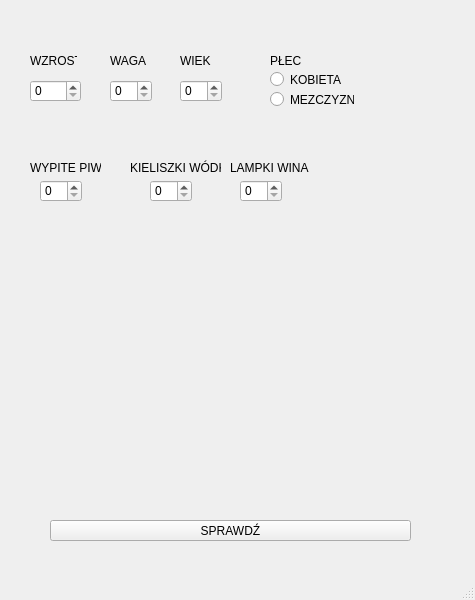
Qt form mainwindow.ui (KolesKolesinski/261999) before a commit.
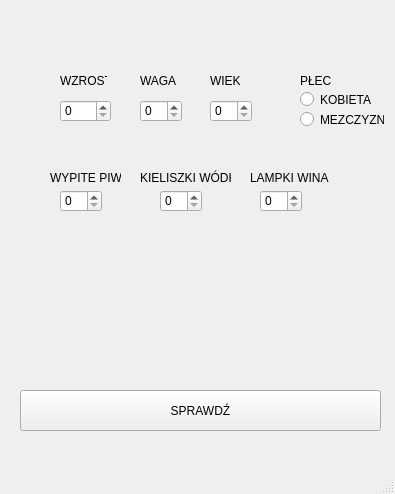
The same form after that commit.

What changed in the file:
```diff
--- a/mainwindow.ui
+++ b/mainwindow.ui
@@ -6,8 +6,8 @@
    <rect>
     <x>0</x>
     <y>0</y>
-    <width>475</width>
-    <height>600</height>
+    <width>395</width>
+    <height>494</height>
    </rect>
   </property>
   <property name="windowTitle">
@@ -17,8 +17,8 @@
    <widget class="QLabel" name="label">
     <property name="geometry">
      <rect>
-      <x>30</x>
-      <y>50</y>
+      <x>60</x>
+      <y>70</y>
       <width>47</width>
       <height>21</height>
      </rect>
@@ -30,8 +30,8 @@
    <widget class="QLabel" name="label_2">
     <property name="geometry">
      <rect>
-      <x>110</x>
-      <y>50</y>
+      <x>140</x>
+      <y>70</y>
       <width>47</width>
       <height>21</height>
      </rect>
@@ -43,8 +43,8 @@
    <widget class="QLabel" name="label_3">
     <property name="geometry">
      <rect>
-      <x>180</x>
-      <y>50</y>
+      <x>210</x>
+      <y>70</y>
       <width>47</width>
       <height>21</height>
      </rect>
@@ -56,8 +56,8 @@
    <widget class="QRadioButton" name="MEZCZNYZNA_PRZYCISK">
     <property name="geometry">
      <rect>
-      <x>270</x>
-      <y>90</y>
+      <x>300</x>
+      <y>110</y>
       <width>84</width>
       <height>19</height>
      </rect>
@@ -69,8 +69,8 @@
    <widget class="QRadioButton" name="KOBIETA_PRZYCISK">
     <property name="geometry">
      <rect>
-      <x>270</x>
-      <y>70</y>
+      <x>300</x>
+      <y>90</y>
       <width>84</width>
       <height>19</height>
      </rect>
@@ -82,8 +82,8 @@
    <widget class="QLabel" name="label_4">
     <property name="geometry">
      <rect>
-      <x>270</x>
-      <y>50</y>
+      <x>300</x>
+      <y>70</y>
       <width>47</width>
       <height>21</height>
      </rect>
@@ -95,10 +95,10 @@
    <widget class="QPushButton" name="SPRAWDZ">
     <property name="geometry">
      <rect>
-      <x>50</x>
-      <y>520</y>
+      <x>20</x>
+      <y>390</y>
       <width>361</width>
-      <height>21</height>
+      <height>41</height>
      </rect>
     </property>
     <property name="text">
@@ -108,8 +108,8 @@
    <widget class="QSpinBox" name="WZROST">
     <property name="geometry">
      <rect>
-      <x>30</x>
-      <y>80</y>
+      <x>60</x>
+      <y>100</y>
       <width>51</width>
       <height>22</height>
      </rect>
@@ -121,8 +121,8 @@
    <widget class="QSpinBox" name="WAGA">
     <property name="geometry">
      <rect>
-      <x>110</x>
-      <y>80</y>
+      <x>140</x>
+      <y>100</y>
       <width>42</width>
       <height>22</height>
      </rect>
@@ -134,8 +134,8 @@
    <widget class="QSpinBox" name="WIEK">
     <property name="geometry">
      <rect>
-      <x>180</x>
-      <y>80</y>
+      <x>210</x>
+      <y>100</y>
       <width>42</width>
       <height>22</height>
      </rect>
@@ -147,8 +147,8 @@
    <widget class="QSpinBox" name="PIWA">
     <property name="geometry">
      <rect>
-      <x>40</x>
-      <y>180</y>
+      <x>60</x>
+      <y>190</y>
       <width>42</width>
       <height>22</height>
      </rect>
@@ -160,8 +160,8 @@
    <widget class="QSpinBox" name="WODKA">
     <property name="geometry">
      <rect>
-      <x>150</x>
-      <y>180</y>
+      <x>160</x>
+      <y>190</y>
       <width>42</width>
       <height>22</height>
      </rect>
@@ -173,8 +173,8 @@
    <widget class="QSpinBox" name="WINA">
     <property name="geometry">
      <rect>
-      <x>240</x>
-      <y>180</y>
+      <x>260</x>
+      <y>190</y>
       <width>42</width>
       <height>22</height>
      </rect>
@@ -186,8 +186,8 @@
    <widget class="QLabel" name="label_5">
     <property name="geometry">
      <rect>
-      <x>30</x>
-      <y>160</y>
+      <x>50</x>
+      <y>170</y>
       <width>71</width>
       <height>16</height>
      </rect>
@@ -199,8 +199,8 @@
    <widget class="QLabel" name="label_6">
     <property name="geometry">
      <rect>
-      <x>130</x>
-      <y>160</y>
+      <x>140</x>
+      <y>170</y>
       <width>91</width>
       <height>16</height>
      </rect>
@@ -212,8 +212,8 @@
    <widget class="QLabel" name="label_7">
     <property name="geometry">
      <rect>
-      <x>230</x>
-      <y>160</y>
+      <x>250</x>
+      <y>170</y>
       <width>91</width>
       <height>16</height>
      </rect>
```
Left out of the diff: 2 changed lines with no effect on the pictures.
